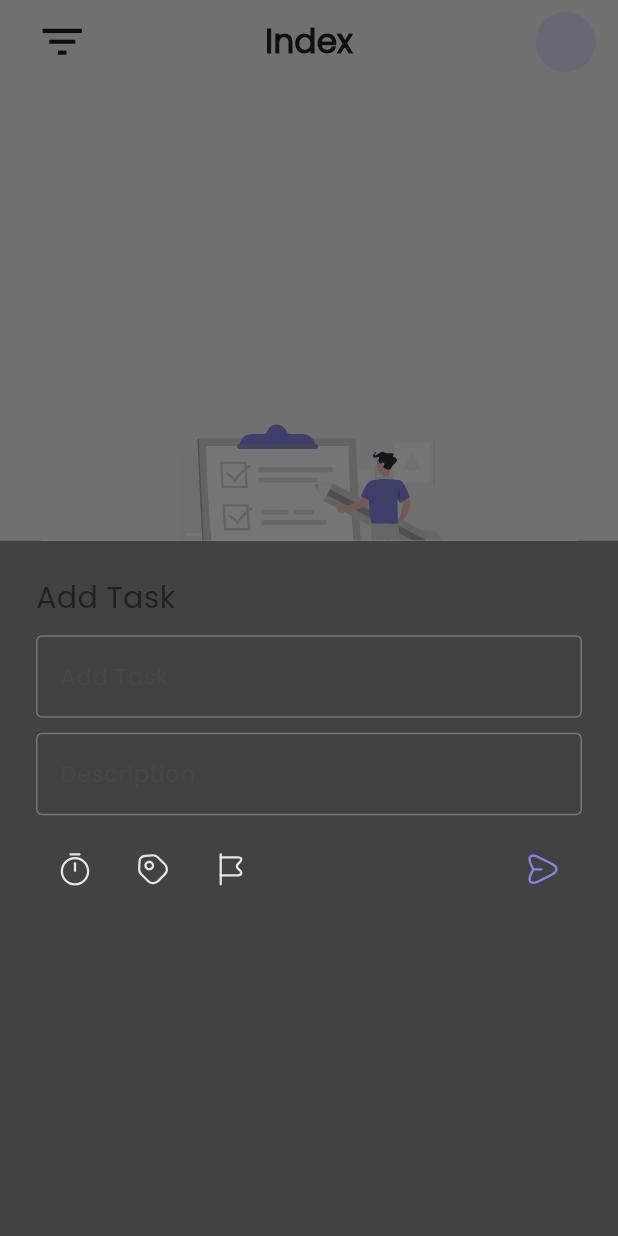
After one commit to AesBiarenti/UpTodo-App, a Flutter app: the HomePage screen opened by its route, after a tap on the "add" icon, on a phone screen of 412 x 824 dp. The commit adds this screen. Run offline on Flutter 3.47's test engine with Material 3 defaults, Android fonts, the phone set to English and light mode, and no system bars; our stand-ins replace flutter_riverpod, flutter_svg, hive, hive_flutter; accounts and stored records are empty.

Commit message:
29-10-2024

```diff
--- a/lib/main.dart
+++ b/lib/main.dart
@@ -3,7 +3,6 @@ import 'package:flutter_riverpod/flutter_riverpod.dart';
 import 'package:hive_flutter/hive_flutter.dart';
 import 'package:uptodo_app/core/theme/theme_provider.dart';
 import 'package:uptodo_app/presentation/pages/home/home_page.dart';
-import 'package:uptodo_app/presentation/pages/start/welcome_page.dart';
 import 'package:uptodo_app/routes/routes.dart';
 
 void main() async {
@@ -19,14 +18,14 @@ class MyApp extends ConsumerWidget {
   Widget build(BuildContext context, WidgetRef ref) {
     final themeMode = ref.watch(themeProvider);
     return MaterialApp(
-      initialRoute: AppRoutes.welcome,
+      //initialRoute: AppRoutes.welcome,
       onGenerateRoute: AppRoutes.generateRoute,
       debugShowCheckedModeBanner: false,
       themeMode: themeMode,
       theme: lightTheme,
       darkTheme: darkTheme,
       title: 'Material App',
-      home: const WelcomePage(),
+      home: const HomePage(),
     );
   }
 }
--- a/lib/presentation/pages/home/home_page.dart
+++ b/lib/presentation/pages/home/home_page.dart
@@ -22,16 +22,16 @@ class _HomePageState extends ConsumerState<HomePage> {
           leading: Padding(
             padding: const EdgeInsets.only(left: 16.0),
             child: IconButton(
-                onPressed: () {},
-                icon: const Icon(
-                  Icons.filter_list,
-                  size: 35,
-                )),
+              onPressed: () {},
+              icon: const Icon(
+                Icons.filter_list,
+                size: 35,
+              ),
+            ),
           ),
           actions: const [
-            CircleAvatar(
-              radius: 50,
-            )
+            CircleAvatar(),
+            SizedBox(width: 15),
           ],
         ),
         floatingActionButtonLocation: FloatingActionButtonLocation.centerDocked,
@@ -42,7 +42,8 @@ class _HomePageState extends ConsumerState<HomePage> {
           crossAxisAlignment: CrossAxisAlignment.center,
           children: [
             Center(child: SvgWidget(assetName: "Checklist-rafiki 1")),
-            Text("What do you want to do today?", style: TextStyle(fontSize: 20)),
+            Text("What do you want to do today?",
+                style: TextStyle(fontSize: 20)),
             Text("Tap + to add your tasks", style: TextStyle(fontSize: 20)),
           ],
         ),
--- /dev/null
+++ b/lib/presentation/sheets/add_task_bottom_sheet/add_task_page.dart
@@ -0,0 +1,51 @@
+import 'package:flutter/material.dart';
+import 'package:uptodo_app/presentation/widgets/svg_widget.dart';
+import 'package:uptodo_app/presentation/widgets/textfield.dart';
+
+class AddTaskPage extends StatelessWidget {
+  final TextEditingController taskTitleController;
+  final TextEditingController taskDescController;
+  final void Function()? onTap;
+  const AddTaskPage(
+      {required this.taskTitleController,
+      required this.taskDescController,
+      required this.onTap,
+      super.key});
+
+  @override
+  Widget build(BuildContext context) {
+    return Column(
+      crossAxisAlignment: CrossAxisAlignment.start,
+      children: [
+        const Text(
+          "Add Task",
+          style: TextStyle(fontSize: 20),
+        ),
+        const SizedBox(height: 10),
+        TextFieldWidget(
+            controller: taskTitleController,
+            placeHolder: "Add Task",
+            keyboardType: TextInputType.text),
+        const SizedBox(height: 10),
+        TextFieldWidget(
+            controller: taskDescController,
+            placeHolder: "Description",
+            keyboardType: TextInputType.text),
+        const SizedBox(height: 10),
+        Row(
+          mainAxisAlignment: MainAxisAlignment.spaceBetween,
+          children: [
+            const Row(
+              children: [
+                SvgWidget(assetName: "timer"),
+                SvgWidget(assetName: "tag"),
+                SvgWidget(assetName: "flag"),
+              ],
+            ),
+            GestureDetector(onTap: onTap,child: const SvgWidget(assetName: "send"))
+          ],
+        ),
+      ],
+    );
+  }
+}
--- /dev/null
+++ b/lib/presentation/sheets/add_task_bottom_sheet/sheet_container.dart
@@ -0,0 +1,54 @@
+import 'package:flutter/material.dart';
+import 'package:uptodo_app/presentation/sheets/add_task_bottom_sheet/add_calendar_page.dart';
+import 'package:uptodo_app/presentation/sheets/add_task_bottom_sheet/add_task_page.dart';
+import 'package:uptodo_app/presentation/sheets/add_task_bottom_sheet/add_time_page.dart';
+
+class SheetContainer extends StatefulWidget {
+  const SheetContainer({super.key});
+
+  @override
+  State<SheetContainer> createState() => _SheetContainerState();
+}
+
+class _SheetContainerState extends State<SheetContainer> {
+  final PageController _pageController = PageController();
+  final int _currentIndex = 0;
+  late TextEditingController taskTitleController;
+  late TextEditingController taskDescController;
+
+  void _nextPage() {
+    _pageController.nextPage(
+      duration: const Duration(milliseconds: 300),
+      curve: Curves.easeIn,
+    );
+  }
+
+  @override
+  void initState() {
+    super.initState();
+    taskDescController = TextEditingController();
+    taskTitleController = TextEditingController();
+  }
+
+  @override
+  Widget build(BuildContext context) {
+    return Container(
+      color: Colors.grey.shade800,
+      child: Padding(
+        padding: const EdgeInsets.all(24.0),
+        child: PageView(
+          controller: _pageController,
+          children: [
+            AddTaskPage(
+              taskTitleController: taskTitleController,
+              taskDescController: taskDescController,
+              onTap: _nextPage,
+            ),
+            const CalendarPage(),
+            const TimePage(),
+          ],
+        ),
+      ),
+    );
+  }
+}
--- a/lib/presentation/widgets/float_ac_button.dart
+++ b/lib/presentation/widgets/float_ac_button.dart
@@ -1,5 +1,6 @@
 import 'package:flutter/material.dart';
-import 'package:uptodo_app/presentation/sheets/float_ac_bottom_sheets.dart';
+import 'package:uptodo_app/presentation/sheets/add_task_bottom_sheet/sheet_container.dart';
+
 
 class FloatAcButton extends StatefulWidget {
   const FloatAcButton({super.key});
@@ -9,13 +10,16 @@ class FloatAcButton extends StatefulWidget {
 }
 
 class _FloatAcButtonState extends State<FloatAcButton> {
-  final TextEditingController _taskController = TextEditingController();
-  final TextEditingController _descController = TextEditingController();
   @override
   Widget build(BuildContext context) {
     return GestureDetector(
       onTap: () {
-        floatAcButtonBottomSheet(context,_taskController,_descController);
+        showModalBottomSheet(
+          context: context,
+          builder: (context) {
+            return const SheetContainer();
+          },
+        );
       },
       child: Container(
         height: 70,
```
Also changed, not shown: lib/core/models/task_model.dart (added, +16 -0 lines), lib/presentation/sheets/add_task_bottom_sheet/add_calendar_page.dart (added, +10 -0 lines), lib/presentation/sheets/add_task_bottom_sheet/add_time_page.dart (added, +10 -0 lines), lib/presentation/sheets/float_ac_bottom_sheets.dart (deleted, +0 -51 lines).
